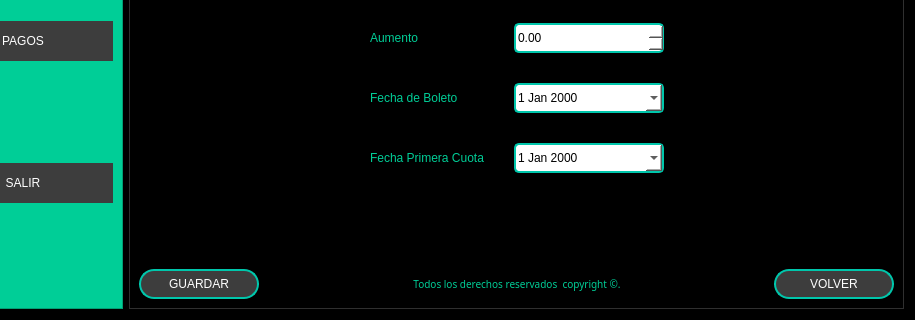
MartinFernandezSantia/AplicacionPyThonPyQT6, file Front/Proyecto_Inmobiliaria.ui: the form before one commit; both pictures show x 88 to 1003 and y 380 to 700 of the 1003 by 700 pixel window.
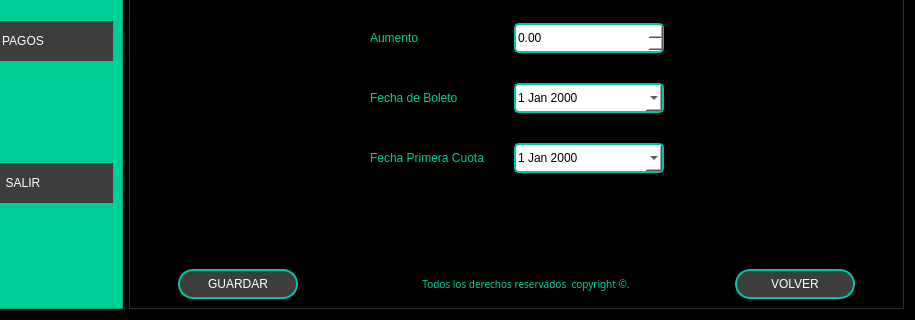
The form after the commit. The open tabs and pages were chosen to show the change. Icons and pictures are not drawn.

Commit message: Subio nuevas interfaces

```diff
--- a/Front/Proyecto_Inmobiliaria.ui
+++ b/Front/Proyecto_Inmobiliaria.ui
@@ -1852,7 +1852,20 @@
                   </spacer>
                  </item>
                  <item>
-                  <layout class="QHBoxLayout" name="horizontalLayout_19">
+                  <layout class="QHBoxLayout" name="horizontalLayout_9">
+                   <item>
+                    <spacer name="horizontalSpacer_19">
+                     <property name="orientation">
+                      <enum>Qt::Orientation::Horizontal</enum>
+                     </property>
+                     <property name="sizeHint" stdset="0">
+                      <size>
+                       <width>40</width>
+                       <height>20</height>
+                      </size>
+                     </property>
+                    </spacer>
+                   </item>
                    <item>
                     <widget class="QPushButton" name="bt_guardar_transaccion">
                      <property name="minimumSize">
@@ -1883,7 +1896,7 @@
                      </property>
                      <property name="sizeHint" stdset="0">
                       <size>
-                       <width>117</width>
+                       <width>100</width>
                        <height>27</height>
                       </size>
                      </property>
@@ -1923,7 +1936,7 @@
                      </property>
                      <property name="sizeHint" stdset="0">
                       <size>
-                       <width>40</width>
+                       <width>100</width>
                        <height>20</height>
                       </size>
                      </property>
@@ -1946,6 +1959,19 @@
                      </property>
                     </widget>
                    </item>
+                   <item>
+                    <spacer name="horizontalSpacer_11">
+                     <property name="orientation">
+                      <enum>Qt::Orientation::Horizontal</enum>
+                     </property>
+                     <property name="sizeHint" stdset="0">
+                      <size>
+                       <width>40</width>
+                       <height>20</height>
+                      </size>
+                     </property>
+                    </spacer>
+                   </item>
                   </layout>
                  </item>
                 </layout>
```
Left out of the diff: 102 changed lines with no effect on the pictures. The commit also changes 3 other files.
